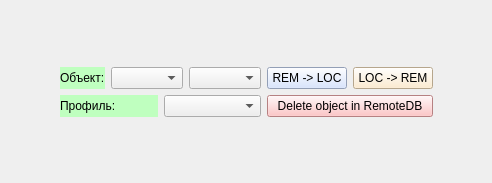
Old version of the form qt/rem_db_window.ui in the repository idergunoff/geovel_1.0.
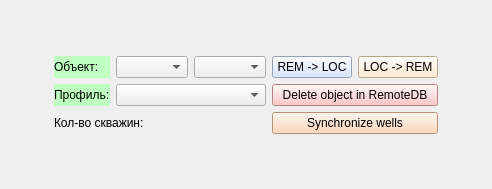
New version of the form.

What changed in the file:
```diff
--- a/qt/rem_db_window.ui
+++ b/qt/rem_db_window.ui
@@ -7,22 +7,22 @@
     <x>0</x>
     <y>0</y>
     <width>492</width>
-    <height>183</height>
+    <height>189</height>
    </rect>
   </property>
   <property name="windowTitle">
    <string>RemoteDB</string>
   </property>
-  <layout class="QGridLayout" name="gridLayout_8">
-   <item row="1" column="2">
-    <spacer name="horizontalSpacer">
+  <layout class="QGridLayout" name="gridLayout_2">
+   <item row="0" column="1">
+    <spacer name="verticalSpacer_2">
      <property name="orientation">
-      <enum>Qt::Horizontal</enum>
+      <enum>Qt::Vertical</enum>
      </property>
      <property name="sizeHint" stdset="0">
       <size>
-       <width>40</width>
-       <height>20</height>
+       <width>20</width>
+       <height>35</height>
       </size>
      </property>
     </spacer>
@@ -34,42 +34,24 @@
      </property>
      <property name="sizeHint" stdset="0">
       <size>
-       <width>40</width>
+       <width>47</width>
        <height>20</height>
       </size>
      </property>
     </spacer>
    </item>
    <item row="1" column="1">
-    <layout class="QGridLayout" name="gridLayout_7">
-     <item row="0" column="0">
-      <layout class="QGridLayout" name="gridLayout_5">
-       <item row="1" column="0">
-        <layout class="QGridLayout" name="gridLayout_2">
-         <item row="0" column="0">
-          <widget class="QLabel" name="label_5">
-           <property name="styleSheet">
-            <string notr="true">background-color: rgb(191, 255, 191);</string>
-           </property>
-           <property name="text">
-            <string>Профиль:</string>
-           </property>
-          </widget>
-         </item>
-         <item row="0" column="1">
-          <widget class="QComboBox" name="comboBox_profile_rem">
-           <property name="sizePolicy">
-            <sizepolicy hsizetype="Preferred" vsizetype="Fixed">
-             <horstretch>0</horstretch>
-             <verstretch>0</verstretch>
-            </sizepolicy>
-           </property>
-          </widget>
-         </item>
-        </layout>
-       </item>
-       <item row="0" column="0">
         <layout class="QGridLayout" name="gridLayout">
+     <item row="0" column="0">
+      <widget class="QLabel" name="label_4">
+       <property name="styleSheet">
+        <string notr="true">background-color: rgb(191, 255, 191);</string>
+       </property>
+       <property name="text">
+        <string>Объект:</string>
+       </property>
+      </widget>
+     </item>
          <item row="0" column="1">
           <widget class="QComboBox" name="comboBox_object_rem">
            <property name="sizePolicy">
@@ -83,38 +65,7 @@
          <item row="0" column="2">
           <widget class="QComboBox" name="comboBox_research_rem"/>
          </item>
-         <item row="0" column="0">
-          <widget class="QLabel" name="label_4">
-           <property name="styleSheet">
-            <string notr="true">background-color: rgb(191, 255, 191);</string>
-           </property>
-           <property name="text">
-            <string>Объект:</string>
-           </property>
-          </widget>
-         </item>
-        </layout>
-       </item>
-      </layout>
-     </item>
-     <item row="0" column="1">
-      <layout class="QGridLayout" name="gridLayout_6">
-       <item row="1" column="0">
-        <layout class="QGridLayout" name="gridLayout_3">
-         <item row="0" column="1">
-          <widget class="QPushButton" name="pushButton_unload_obj_rem">
-           <property name="toolTip">
-            <string>Выгрузить объект с локальной БД на удаленную</string>
-           </property>
-           <property name="styleSheet">
-            <string notr="true">background-color: rgb(255, 233, 196);</string>
-           </property>
-           <property name="text">
-            <string>LOC -&gt; REM</string>
-           </property>
-          </widget>
-         </item>
-         <item row="0" column="0">
+     <item row="0" column="3">
           <widget class="QPushButton" name="pushButton_load_obj_rem">
            <property name="toolTip">
             <string>Загрузить объект с удаленной БД на локальную</string>
@@ -127,10 +78,40 @@
            </property>
           </widget>
          </item>
+     <item row="0" column="4">
+      <widget class="QPushButton" name="pushButton_unload_obj_rem">
+       <property name="toolTip">
+        <string>Выгрузить объект с локальной БД на удаленную</string>
+       </property>
+       <property name="styleSheet">
+        <string notr="true">background-color: rgb(255, 233, 196);</string>
+       </property>
+       <property name="text">
+        <string>LOC -&gt; REM</string>
+       </property>
+      </widget>
+     </item>
          <item row="1" column="0">
-          <layout class="QGridLayout" name="gridLayout_4"/>
-         </item>
-         <item row="2" column="0" colspan="2">
+      <widget class="QLabel" name="label_5">
+       <property name="styleSheet">
+        <string notr="true">background-color: rgb(191, 255, 191);</string>
+       </property>
+       <property name="text">
+        <string>Профиль:</string>
+       </property>
+      </widget>
+     </item>
+     <item row="1" column="1" colspan="2">
+      <widget class="QComboBox" name="comboBox_profile_rem">
+       <property name="sizePolicy">
+        <sizepolicy hsizetype="Preferred" vsizetype="Fixed">
+         <horstretch>0</horstretch>
+         <verstretch>0</verstretch>
+        </sizepolicy>
+       </property>
+      </widget>
+     </item>
+     <item row="1" column="3" colspan="2">
           <widget class="QPushButton" name="pushButton_delete_obj_rem">
            <property name="toolTip">
             <string>Удалить объект в удаленной БД</string>
@@ -143,12 +124,38 @@
            </property>
           </widget>
          </item>
-        </layout>
-       </item>
-      </layout>
+     <item row="2" column="0" colspan="3">
+      <widget class="QLabel" name="label_wells_count">
+       <property name="text">
+        <string>Кол-во скважин: </string>
+       </property>
+      </widget>
+     </item>
+     <item row="2" column="3" colspan="2">
+      <widget class="QPushButton" name="pushButton_sync_wells">
+       <property name="styleSheet">
+        <string notr="true">background-color: rgb(255, 205, 169);</string>
+       </property>
+       <property name="text">
+        <string>Synchronize wells</string>
+       </property>
+      </widget>
      </item>
     </layout>
    </item>
+   <item row="1" column="2">
+    <spacer name="horizontalSpacer">
+     <property name="orientation">
+      <enum>Qt::Horizontal</enum>
+     </property>
+     <property name="sizeHint" stdset="0">
+      <size>
+       <width>46</width>
+       <height>17</height>
+      </size>
+     </property>
+    </spacer>
+   </item>
    <item row="2" column="1">
     <spacer name="verticalSpacer">
      <property name="orientation">
@@ -157,20 +164,7 @@
      <property name="sizeHint" stdset="0">
       <size>
        <width>20</width>
-       <height>40</height>
-      </size>
-     </property>
-    </spacer>
-   </item>
-   <item row="0" column="1">
-    <spacer name="verticalSpacer_2">
-     <property name="orientation">
-      <enum>Qt::Vertical</enum>
-     </property>
-     <property name="sizeHint" stdset="0">
-      <size>
-       <width>20</width>
-       <height>40</height>
+       <height>35</height>
       </size>
      </property>
     </spacer>
```
Lines whose indentation alone changed are shown as unchanged.
